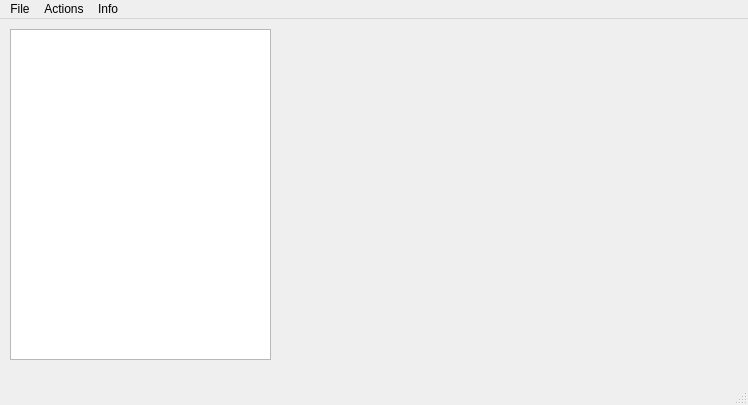
This is ui/mainwindow.ui in kimwnasptd/OWM-Qt as Qt 5 draws it before an edit. The edited form follows.
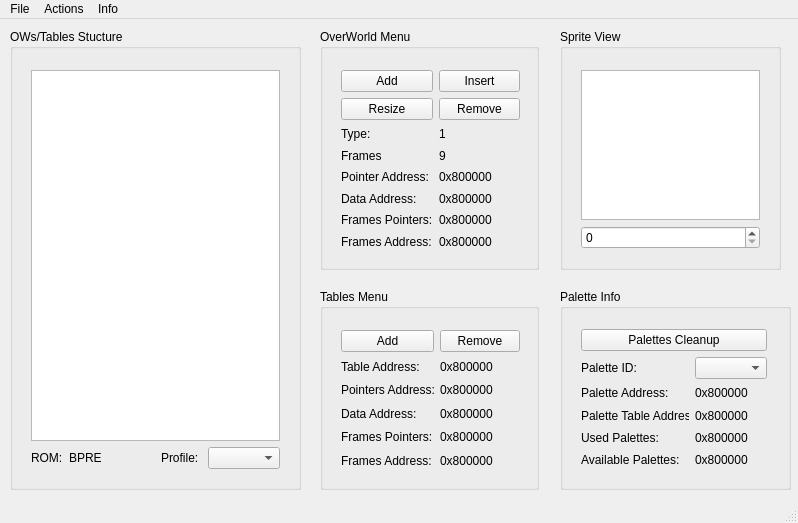
This is the edited form.

The edit to the form file:
```diff
--- a/ui/mainwindow.ui
+++ b/ui/mainwindow.ui
@@ -6,23 +6,489 @@
    <rect>
     <x>0</x>
     <y>0</y>
-    <width>748</width>
-    <height>405</height>
+    <width>798</width>
+    <height>523</height>
    </rect>
   </property>
   <property name="windowTitle">
    <string>OWM: Overworld Manager</string>
   </property>
   <widget class="QWidget" name="centralWidget">
-   <widget class="QTreeView" name="OWTreeView">
+   <widget class="QGroupBox" name="paletteBox">
+    <property name="geometry">
+     <rect>
+      <x>560</x>
+      <y>270</y>
+      <width>231</width>
+      <height>201</height>
+     </rect>
+    </property>
+    <property name="title">
+     <string>Palette Info</string>
+    </property>
+    <widget class="QWidget" name="gridLayoutWidget_4">
+     <property name="geometry">
+      <rect>
+       <x>10</x>
+       <y>29</y>
+       <width>208</width>
+       <height>161</height>
+      </rect>
+     </property>
+     <layout class="QGridLayout" name="paletteOptionsGridLayout">
+      <item row="2" column="0">
+       <widget class="QLabel" name="label_2">
+        <property name="text">
+         <string>Palette Address:</string>
+        </property>
+       </widget>
+      </item>
+      <item row="4" column="1">
+       <widget class="QLabel" name="label_16">
+        <property name="text">
+         <string>0x800000</string>
+        </property>
+       </widget>
+      </item>
+      <item row="3" column="1">
+       <widget class="QLabel" name="label_13">
+        <property name="text">
+         <string>0x800000</string>
+        </property>
+       </widget>
+      </item>
+      <item row="2" column="1">
+       <widget class="QLabel" name="label_8">
+        <property name="text">
+         <string>0x800000</string>
+        </property>
+       </widget>
+      </item>
+      <item row="5" column="1">
+       <widget class="QLabel" name="label_17">
+        <property name="text">
+         <string>0x800000</string>
+        </property>
+       </widget>
+      </item>
+      <item row="0" column="0" colspan="2">
+       <widget class="QPushButton" name="pushButton">
+        <property name="text">
+         <string>Palettes Cleanup</string>
+        </property>
+       </widget>
+      </item>
+      <item row="5" column="0">
+       <widget class="QLabel" name="label_12">
+        <property name="text">
+         <string>Available Palettes:</string>
+        </property>
+       </widget>
+      </item>
+      <item row="4" column="0">
+       <widget class="QLabel" name="label_11">
+        <property name="text">
+         <string>Used Palettes:</string>
+        </property>
+       </widget>
+      </item>
+      <item row="3" column="0">
+       <widget class="QLabel" name="label_10">
+        <property name="text">
+         <string>Palette Table Address:</string>
+        </property>
+       </widget>
+      </item>
+      <item row="1" column="0">
+       <widget class="QLabel" name="label_18">
+        <property name="text">
+         <string>Palette ID:</string>
+        </property>
+       </widget>
+      </item>
+      <item row="1" column="1">
+       <widget class="QComboBox" name="comboBox"/>
+      </item>
+     </layout>
+    </widget>
+   </widget>
+   <widget class="QGroupBox" name="tablesButtonBox">
+    <property name="geometry">
+     <rect>
+      <x>320</x>
+      <y>270</y>
+      <width>219</width>
+      <height>201</height>
+     </rect>
+    </property>
+    <property name="title">
+     <string>Tables Menu</string>
+    </property>
+    <widget class="QWidget" name="gridLayoutWidget_3">
+     <property name="geometry">
+      <rect>
+       <x>10</x>
+       <y>30</y>
+       <width>201</width>
+       <height>161</height>
+      </rect>
+     </property>
+     <layout class="QGridLayout" name="gridLayout">
+      <item row="4" column="0">
+       <widget class="QLabel" name="lbl_4">
+        <property name="text">
+         <string>Frames Pointers:</string>
+        </property>
+       </widget>
+      </item>
+      <item row="1" column="0">
+       <widget class="QLabel" name="lbl">
+        <property name="text">
+         <string>Table Address:</string>
+        </property>
+       </widget>
+      </item>
+      <item row="1" column="1">
+       <widget class="QLabel" name="tableAddressLabel">
+        <property name="text">
+         <string>0x800000</string>
+        </property>
+       </widget>
+      </item>
+      <item row="3" column="0">
+       <widget class="QLabel" name="lbl_3">
+        <property name="text">
+         <string>Data Address:</string>
+        </property>
+       </widget>
+      </item>
+      <item row="2" column="0">
+       <widget class="QLabel" name="lbl_2">
+        <property name="text">
+         <string>Pointers Address:</string>
+        </property>
+       </widget>
+      </item>
+      <item row="5" column="0">
+       <widget class="QLabel" name="lbl_5">
+        <property name="text">
+         <string>Frames Address:</string>
+        </property>
+       </widget>
+      </item>
+      <item row="2" column="1">
+       <widget class="QLabel" name="pointersAddressTableLabel">
+        <property name="text">
+         <string>0x800000</string>
+        </property>
+       </widget>
+      </item>
+      <item row="3" column="1">
+       <widget class="QLabel" name="dataAddressTableLabel">
+        <property name="text">
+         <string>0x800000</string>
+        </property>
+       </widget>
+      </item>
+      <item row="4" column="1">
+       <widget class="QLabel" name="framesPointersTableLabel">
+        <property name="text">
+         <string>0x800000</string>
+        </property>
+       </widget>
+      </item>
+      <item row="5" column="1">
+       <widget class="QLabel" name="framesAddressTableLabel">
+        <property name="text">
+         <string>0x800000</string>
+        </property>
+       </widget>
+      </item>
+      <item row="0" column="0">
+       <widget class="QPushButton" name="addTableButton">
+        <property name="text">
+         <string>Add</string>
+        </property>
+       </widget>
+      </item>
+      <item row="0" column="1">
+       <widget class="QPushButton" name="removeTableButton">
+        <property name="text">
+         <string>Remove</string>
+        </property>
+       </widget>
+      </item>
+     </layout>
+    </widget>
+   </widget>
+   <widget class="QGroupBox" name="owButtonsBox">
+    <property name="enabled">
+     <bool>true</bool>
+    </property>
+    <property name="geometry">
+     <rect>
+      <x>320</x>
+      <y>10</y>
+      <width>219</width>
+      <height>241</height>
+     </rect>
+    </property>
+    <property name="mouseTracking">
+     <bool>false</bool>
+    </property>
+    <property name="focusPolicy">
+     <enum>Qt::NoFocus</enum>
+    </property>
+    <property name="contextMenuPolicy">
+     <enum>Qt::DefaultContextMenu</enum>
+    </property>
+    <property name="autoFillBackground">
+     <bool>false</bool>
+    </property>
+    <property name="title">
+     <string>OverWorld Menu</string>
+    </property>
+    <property name="flat">
+     <bool>false</bool>
+    </property>
+    <property name="checkable">
+     <bool>false</bool>
+    </property>
+    <widget class="QWidget" name="gridLayoutWidget_2">
+     <property name="geometry">
+      <rect>
+       <x>10</x>
+       <y>30</y>
+       <width>201</width>
+       <height>201</height>
+      </rect>
+     </property>
+     <layout class="QGridLayout" name="owInfoLayout">
+      <item row="1" column="1">
+       <widget class="QPushButton" name="removeOwButton">
+        <property name="text">
+         <string>Remove</string>
+        </property>
+       </widget>
+      </item>
+      <item row="5" column="1">
+       <widget class="QLabel" name="dataAddressLabel">
+        <property name="text">
+         <string>0x800000</string>
+        </property>
+       </widget>
+      </item>
+      <item row="3" column="1">
+       <widget class="QLabel" name="framesLabel">
+        <property name="text">
+         <string>9</string>
+        </property>
+       </widget>
+      </item>
+      <item row="3" column="0">
+       <widget class="QLabel" name="label_3">
+        <property name="text">
+         <string>Frames</string>
+        </property>
+       </widget>
+      </item>
+      <item row="6" column="1">
+       <widget class="QLabel" name="framesPointersLabel">
+        <property name="text">
+         <string>0x800000</string>
+        </property>
+       </widget>
+      </item>
+      <item row="5" column="0">
+       <widget class="QLabel" name="label_5">
+        <property name="text">
+         <string>Data Address:</string>
+        </property>
+       </widget>
+      </item>
+      <item row="7" column="0">
+       <widget class="QLabel" name="label_7">
+        <property name="text">
+         <string>Frames Address:</string>
+        </property>
+       </widget>
+      </item>
+      <item row="7" column="1">
+       <widget class="QLabel" name="framesAddressLabel">
+        <property name="text">
+         <string>0x800000</string>
+        </property>
+       </widget>
+      </item>
+      <item row="6" column="0">
+       <widget class="QLabel" name="label_6">
+        <property name="text">
+         <string>Frames Pointers:</string>
+        </property>
+       </widget>
+      </item>
+      <item row="4" column="0">
+       <widget class="QLabel" name="label_4">
+        <property name="text">
+         <string>Pointer Address:</string>
+        </property>
+       </widget>
+      </item>
+      <item row="4" column="1">
+       <widget class="QLabel" name="pointerAddressLabel">
+        <property name="text">
+         <string>0x800000</string>
+        </property>
+       </widget>
+      </item>
+      <item row="2" column="1">
+       <widget class="QLabel" name="typeLabel">
+        <property name="text">
+         <string>1</string>
+        </property>
+       </widget>
+      </item>
+      <item row="2" column="0">
+       <widget class="QLabel" name="label">
+        <property name="text">
+         <string>Type: </string>
+        </property>
+       </widget>
+      </item>
+      <item row="1" column="0">
+       <widget class="QPushButton" name="resizeOwButton">
+        <property name="enabled">
+         <bool>true</bool>
+        </property>
+        <property name="toolTip">
+         <string>Change the dimensions and frames number of current OW</string>
+        </property>
+        <property name="text">
+         <string>Resize</string>
+        </property>
+       </widget>
+      </item>
+      <item row="0" column="0">
+       <widget class="QPushButton" name="addOwButton">
+        <property name="toolTip">
+         <string>Add a new OW to the end of the current Table</string>
+        </property>
+        <property name="statusTip">
+         <string/>
+        </property>
+        <property name="text">
+         <string>Add</string>
+        </property>
+       </widget>
+      </item>
+      <item row="0" column="1">
+       <widget class="QPushButton" name="insertOwButton">
+        <property name="toolTip">
+         <string>Insert  an OW before the selected one</string>
+        </property>
+        <property name="text">
+         <string>Insert</string>
+        </property>
+       </widget>
+      </item>
+     </layout>
+    </widget>
+   </widget>
+   <widget class="QGroupBox" name="groupBox">
     <property name="geometry">
      <rect>
       <x>10</x>
       <y>10</y>
-      <width>261</width>
-      <height>331</height>
+      <width>291</width>
+      <height>461</height>
      </rect>
     </property>
+    <property name="title">
+     <string>OWs/Tables Stucture</string>
+    </property>
+    <widget class="QWidget" name="gridLayoutWidget_5">
+     <property name="geometry">
+      <rect>
+       <x>10</x>
+       <y>30</y>
+       <width>271</width>
+       <height>421</height>
+      </rect>
+     </property>
+     <layout class="QGridLayout" name="gridLayout_3">
+      <item row="2" column="4">
+       <widget class="QComboBox" name="comboBox_2"/>
+      </item>
+      <item row="2" column="0">
+       <widget class="QLabel" name="label_15">
+        <property name="text">
+         <string>ROM:</string>
+        </property>
+       </widget>
+      </item>
+      <item row="2" column="1">
+       <widget class="QLabel" name="label_14">
+        <property name="text">
+         <string>BPRE</string>
+        </property>
+       </widget>
+      </item>
+      <item row="2" column="3">
+       <widget class="QLabel" name="label_9">
+        <property name="text">
+         <string>Profile: </string>
+        </property>
+       </widget>
+      </item>
+      <item row="2" column="2">
+       <spacer name="horizontalSpacer">
+        <property name="orientation">
+         <enum>Qt::Horizontal</enum>
+        </property>
+        <property name="sizeHint" stdset="0">
+         <size>
+          <width>40</width>
+          <height>20</height>
+         </size>
+        </property>
+       </spacer>
+      </item>
+      <item row="1" column="0" colspan="5">
+       <widget class="QTreeView" name="OWTreeView"/>
+      </item>
+     </layout>
+    </widget>
+   </widget>
+   <widget class="QGroupBox" name="groupBox_2">
+    <property name="geometry">
+     <rect>
+      <x>560</x>
+      <y>10</y>
+      <width>221</width>
+      <height>241</height>
+     </rect>
+    </property>
+    <property name="title">
+     <string>Sprite View</string>
+    </property>
+    <widget class="QWidget" name="verticalLayoutWidget">
+     <property name="geometry">
+      <rect>
+       <x>10</x>
+       <y>30</y>
+       <width>201</width>
+       <height>201</height>
+      </rect>
+     </property>
+     <layout class="QVBoxLayout" name="verticalLayout">
+      <item>
+       <widget class="QGraphicsView" name="graphicsView"/>
+      </item>
+      <item>
+       <widget class="QSpinBox" name="spinBox_2"/>
+      </item>
+     </layout>
+    </widget>
    </widget>
   </widget>
   <widget class="QMenuBar" name="menuBar">
@@ -30,8 +496,8 @@
     <rect>
      <x>0</x>
      <y>0</y>
-     <width>748</width>
-     <height>19</height>
+     <width>798</width>
+     <height>27</height>
     </rect>
    </property>
    <widget class="QMenu" name="menuFile">
```
Left out of the diff: 7 changed lines with no effect on the pictures.
